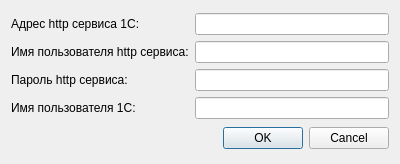
This is mpl/dialogsettings.ui in arcirk/ws_solution as Qt 5 draws it before an edit. The edited form follows.
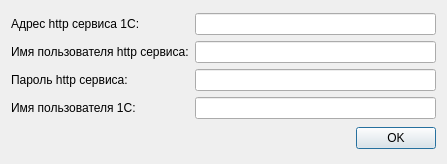
This is the edited form.

The edit to the form file:
```diff
--- a/mpl/dialogsettings.ui
+++ b/mpl/dialogsettings.ui
@@ -6,7 +6,7 @@
    <rect>
     <x>0</x>
     <y>0</y>
-    <width>400</width>
+    <width>447</width>
     <height>164</height>
    </rect>
   </property>
@@ -64,7 +64,7 @@
       <enum>Qt::Horizontal</enum>
      </property>
      <property name="standardButtons">
-      <set>QDialogButtonBox::Cancel|QDialogButtonBox::Ok</set>
+      <set>QDialogButtonBox::Ok</set>
      </property>
     </widget>
    </item>
```
